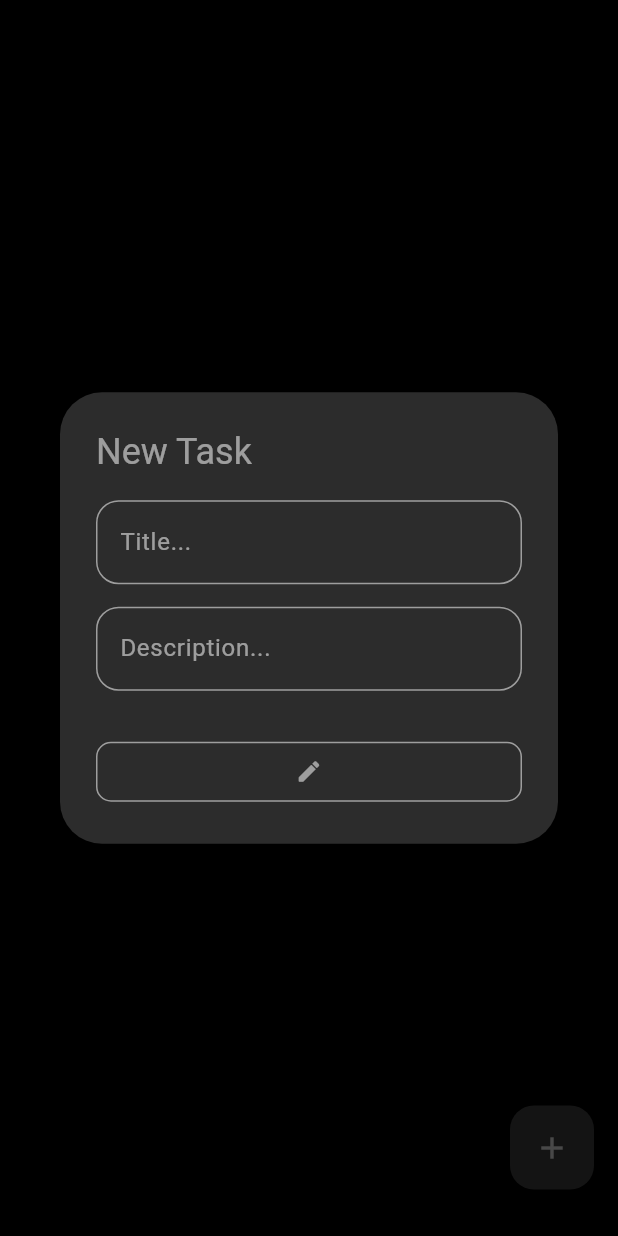
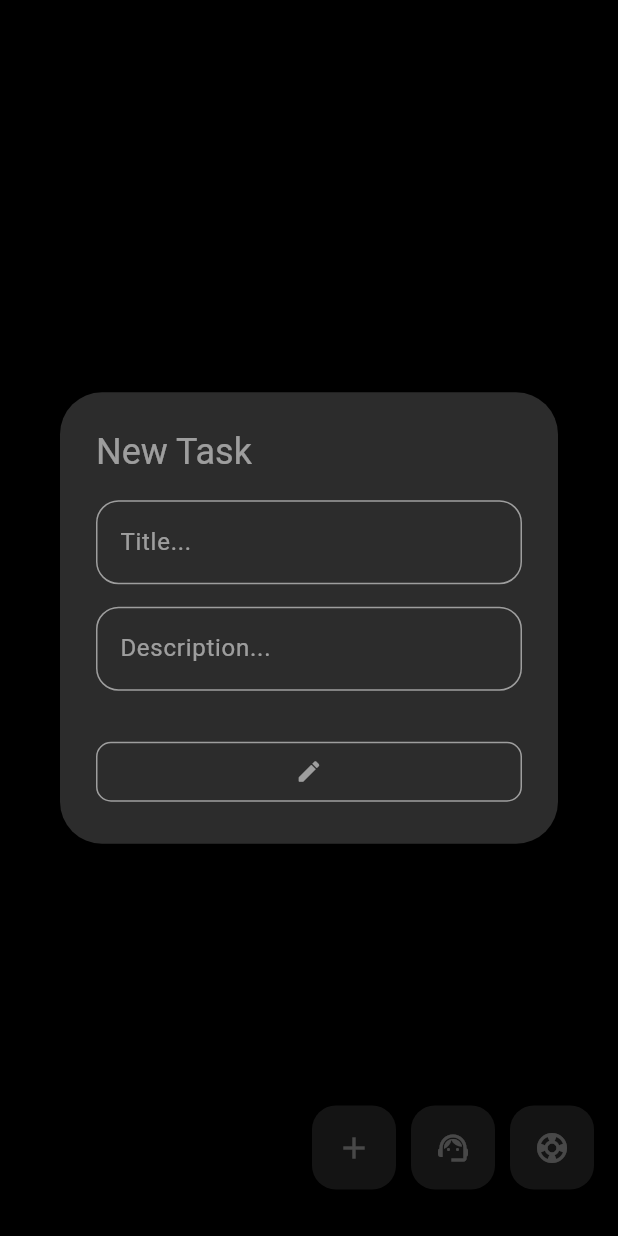
Before and after one commit to YuriFilipau/Task-manager-ToDo-app-, a Flutter app: the screen it shows after launch, after a tap on the "add" icon, on a phone screen of 412 x 824 dp. Run offline on Flutter 3.47's test engine with Material 3 defaults, Android fonts, the phone set to English and light mode, and no system bars; our stand-ins replace equatable, flutter_bloc, flutter_slidable, hydrated_bloc, sqflite; accounts and stored records are empty.

Commit message:
feat: intent with google link

```diff
--- a/lib/home.dart
+++ b/lib/home.dart
@@ -4,6 +4,7 @@ import 'package:todo_app/data/todo.dart';
 import 'package:todo_app/todo_bloc/todo_bloc.dart';
 import 'package:flutter_slidable/flutter_slidable.dart';
 import 'package:todo_app/todo_bloc/todo_state.dart';
+import 'package:url_launcher/url_launcher.dart';
 
 class HomeScreen extends StatefulWidget {
   const HomeScreen({super.key});
@@ -106,14 +107,46 @@ class _HomeScreenState extends State<HomeScreen> {
     );
   }
 
+  showConfirmationDialog() {
+    showDialog(
+      context: context,
+      builder: (context) {
+        return AlertDialog(
+          title: const Text('Confirmation'),
+          content: const Text('Are you sure you want to open Google?'),
+          actions: [
+            TextButton(
+              onPressed: () {
+                Navigator.of(context).pop();
+              },
+              child: const Text('Cancel'),
+            ),
+            TextButton(
+              onPressed: () {
+                _launchURL();
+                Navigator.of(context).pop();
+              },
+              child: const Text('Open'),
+            ),
+          ],
+        );
+      },
+    );
+  }
+
   newTodoBtn() {
-    return FloatingActionButton(
+    return Row(
+      mainAxisAlignment: MainAxisAlignment.end,
+      children: [
+        FloatingActionButton(
           onPressed: () {
             showDialog(
               context: context,
               builder: (context) {
-            final TextEditingController controller1 = TextEditingController();
-            final TextEditingController controller2 = TextEditingController();
+                final TextEditingController controller1 =
+                    TextEditingController();
+                final TextEditingController controller2 =
+                    TextEditingController();
                 return alertDialog(controller1, controller2);
               },
             );
@@ -123,7 +156,36 @@ class _HomeScreenState extends State<HomeScreen> {
             Icons.add,
             color: Colors.white54,
           ),
+        ),
+        const SizedBox(width: 10),
+        FloatingActionButton(
+          onPressed: _launchURL,
+          backgroundColor: Theme.of(context).colorScheme.primary,
+          child: const Icon(
+            Icons.support_agent,
+            color: Colors.white54,
+          ),
+        ),
+        const SizedBox(width: 10,),
+        FloatingActionButton(
+          onPressed: () {
+            showConfirmationDialog();
+          },
+          backgroundColor: Theme.of(context).colorScheme.primary,
+          child: const Icon(
+            Icons.support,
+            color: Colors.white54,
+          ),
+        ),
+      ],
     );
+  }
+
+  void _launchURL() async {
+    const url = 'https://google.com/';
+    if (await canLaunchUrl(Uri.parse(url))) {
+      launchUrl(Uri.parse(url));
+    }
   }
 
   createTodoBtn(
@@ -202,8 +264,7 @@ class _HomeScreenState extends State<HomeScreen> {
                             state.todos[i].title,
                             style: TextStyle(
                                 color: Theme.of(context).colorScheme.onPrimary,
-                              fontSize: 24
-                            ),
+                                fontSize: 24),
                           ),
                           subtitle: Text(
                             state.todos[i].subtitle,
--- a/pubspec.yaml
+++ b/pubspec.yaml
@@ -19,6 +19,7 @@ dependencies:
   meta: ^1.15.0
   hydrated_bloc: ^9.1.5
   path_provider: ^2.1.4
+  url_launcher: ^6.3.1
   bloc: ^8.1.4
   sqflite: ^2.4.1
   flutter_slidable: ^3.1.1
```
Also changed, not shown: pubspec.lock, 2 other files. Lines whose indentation alone changed are shown as unchanged.
